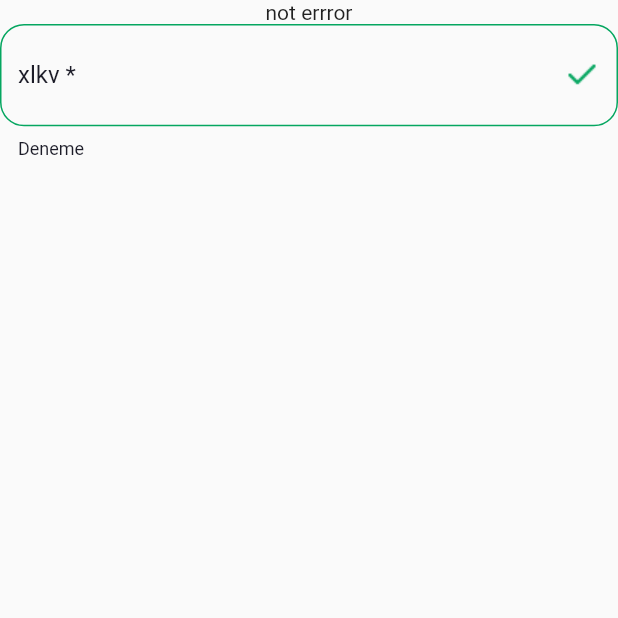
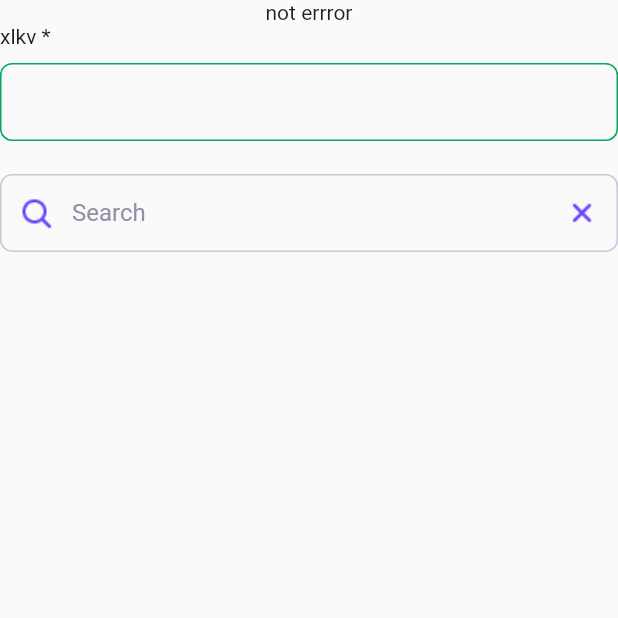
Before and after one commit to gurkanfikretgunak/template_team_app, a Flutter app: the screen it shows after launch, on a phone screen of 412 x 824 dp, the top half of it. Run offline on Flutter 3.47's test engine with Material 2 defaults, Android fonts, the phone set to English and light mode, and no system bars.

Commit message:
fix : search field

```diff
--- a/client/lib/app/views/splash/splash.view.dart
+++ b/client/lib/app/views/splash/splash.view.dart
@@ -1,4 +1,5 @@
 import 'package:client/app/views/splash/splash.widgets.dart';
+import 'package:client/app/widgets/inputs/search_field/custom_search_field.dart';
 import 'package:client/app/widgets/inputs/text_fields/custom_text_form_field.dart';
 import 'package:client/app/widgets/inputs/text_fields/widgets/help_text.dart';
 import 'package:client/app/widgets/inputs/text_fields/widgets/label_text.dart';
@@ -24,15 +25,17 @@ class SplashView extends BaseView with SplashWidgets {
         children: const [
           Text('not errror'),
           CustomTextFormField(
-            helpTextLabel: HelpText.on,
-            helpTextLabelValue: "Deneme",
+            // helpTextLabel: HelpText.on,
+            // helpTextLabelValue: "Deneme",
             labelTextValue: "xlkv",
             labelTextRequired: LabelText.required,
             focusedBorderColor: TextFormFieldColor.purple,
             enabledBorderColor: TextFormFieldColor.green,
-            suffixIcon: "assets/icons/check.png",
-            suffixIconColor: TextFormFieldColor.green,
+            // suffixIcon: "assets/icons/check.png",
+            // prefixIcon: "assets/icons/check.png",
+            // suffixIconColor: TextFormFieldColor.green,
           ),
+          CustomSearchField(),
         ],
       ),
       errorBody: const Text('errorrrr'),
--- /dev/null
+++ b/client/lib/app/widgets/custom_text.dart
@@ -0,0 +1,39 @@
+import 'package:flutter/material.dart';
+
+class CustomText extends StatelessWidget {
+  const CustomText(
+    this.text, {
+    super.key,
+    this.textAlign,
+    this.maxLines,
+    this.overflow,
+    this.color,
+    this.fontSize,
+    this.fontWeight,
+    this.wordSpacing,
+    this.underlineText,
+  });
+  final String text;
+  final TextAlign? textAlign;
+  final int? maxLines;
+  final TextOverflow? overflow;
+  final Color? color;
+  final double? fontSize;
+  final FontWeight? fontWeight;
+  final double? wordSpacing;
+  final TextDecoration? underlineText;
+  @override
+  Widget build(BuildContext context) {
+    return Text(text,
+        textAlign: textAlign,
+        maxLines: maxLines,
+        overflow: overflow,
+        style: TextStyle(
+          color: color ?? Theme.of(context).textSelectionTheme.cursorColor,
+          fontSize: fontSize,
+          fontWeight: fontWeight,
+          wordSpacing: wordSpacing,
+          decoration: underlineText,
+        ));
+  }
+}
--- a/client/lib/app/widgets/icons/custom_max_icons.dart
+++ b/client/lib/app/widgets/icons/custom_max_icons.dart
@@ -3,11 +3,11 @@ import 'package:flutter/material.dart';
 class CustomMaxIcon extends StatelessWidget {
   const CustomMaxIcon({
     Key? key,
-    this.imagePath,
+    required this.imagePath,
     this.iconColor,
   }) : super(key: key);
 
-  final String? imagePath;
+  final String imagePath;
   final Color? iconColor;
 
   @override
@@ -15,12 +15,10 @@ class CustomMaxIcon extends StatelessWidget {
     return SizedBox(
       width: 24,
       height: 24,
-      child: imagePath == null
-          ? const SizedBox()
-          : Image.asset(
-              imagePath!,
-              color: iconColor,
-            ),
+      child: Image.asset(
+        imagePath,
+        color: iconColor,
+      ),
     );
   }
 }
--- a/client/lib/app/widgets/inputs/search_field/custom_search_field.dart
+++ b/client/lib/app/widgets/inputs/search_field/custom_search_field.dart
@@ -1,5 +1,6 @@
+import 'package:client/app/widgets/icons/custom_max_icons.dart';
 import 'package:client/app/widgets/inputs/text_fields/custom_text_form_field.dart';
-import 'package:client/app/widgets/inputs/text_fields/widgets/help_text.dart';
+import 'package:client/core/constans/color_constants.dart';
 import 'package:flutter/material.dart';
 
 class CustomSearchField extends StatefulWidget {
@@ -12,15 +13,18 @@ class CustomSearchField extends StatefulWidget {
 class _CustomSearchFieldState extends State<CustomSearchField> {
   @override
   Widget build(BuildContext context) {
-    return const CustomTextFormField(
-      helpTextLabel: HelpText.on,
-      helpTextLabelValue: 'HelpText',
-      // prefixIcon: Icon(
-      //   Icons.search,
-      //   color: ColorConstant.instance.purple2,
-      // ),
-      hintText: "Search",
-      //   suffixIcon: const Icon(Icons.close),
-    );
+    return CustomTextFormField(
+        prefixIcon: CustomMaxIcon(
+          imagePath: "assets/icons/search.png",
+          iconColor: ColorConstant.instance.purple2,
+        ),
+        hintText: "Search",
+        suffixIcon: IconButton(
+          onPressed: () {},
+          icon: CustomMaxIcon(
+            imagePath: "assets/icons/close.png",
+            iconColor: ColorConstant.instance.purple2,
+          ),
+        ));
   }
 }
--- a/client/lib/app/widgets/inputs/text_fields/custom_text_form_field.dart
+++ b/client/lib/app/widgets/inputs/text_fields/custom_text_form_field.dart
@@ -1,8 +1,11 @@
-import 'package:client/app/widgets/icons/custom_max_icons.dart';
+import 'package:client/app/widgets/custom_text.dart';
 import 'package:client/app/widgets/inputs/text_fields/widgets/help_text.dart';
 import 'package:client/app/widgets/inputs/text_fields/widgets/input_text.dart';
 import 'package:client/app/widgets/inputs/text_fields/widgets/label_text.dart';
 import 'package:client/app/widgets/inputs/text_fields/widgets/textformfield_color.dart';
+import 'package:client/core/constans/color_constants.dart';
+import 'package:client/core/constans/shadow_effect_constants.dart';
+import 'package:client/core/extensions/common_extension.dart';
 import 'package:flutter/material.dart';
 
 class CustomTextFormField extends StatelessWidget {
@@ -29,8 +32,9 @@ class CustomTextFormField extends StatelessWidget {
     this.inputTextOpacity = InputText.highOpacity,
     this.enabledBorderColor = TextFormFieldColor.dark,
     this.focusedBorderColor = TextFormFieldColor.purple,
-    this.suffixIconColor = TextFormFieldColor.dark,
-    this.prefixIconColor = TextFormFieldColor.dark,
+    this.enableBorder,
+    this.enabledBorder,
+    this.focusedBorder,
   }) : super(key: key);
 
   final int? maxLines;
@@ -53,15 +57,27 @@ class CustomTextFormField extends StatelessWidget {
   final InputText? inputTextOpacity;
   final TextFormFieldColor? focusedBorderColor;
   final TextFormFieldColor? enabledBorderColor;
-  final String? suffixIcon;
-  final String? prefixIcon;
-  final TextFormFieldColor? suffixIconColor;
-  final TextFormFieldColor? prefixIconColor;
-
+  final Widget? suffixIcon;
+  final Widget? prefixIcon;
+  final InputBorder? enableBorder;
+  final InputBorder? enabledBorder;
+  final InputBorder? focusedBorder;
   @override
   Widget build(BuildContext context) {
-    return Column(
+    return Wrap(
+      runSpacing: 10,
+      crossAxisAlignment: WrapCrossAlignment.start,
       children: [
+        CustomText(
+          labelTextRequired == LabelText.required
+              ? LabelTextLabel.required(labelTextValue!)
+              : LabelTextLabel.notRequired(
+                  labelTextValue ?? "",
+                ),
+          color: labelTextOpacity == LabelText.highOpacity
+              ? LabelTextLabel.highOpacity()
+              : LabelTextLabel.lowOpacity(),
+        ),
         TextFormField(
           key: key,
           controller: controller,
@@ -76,6 +92,8 @@ class CustomTextFormField extends StatelessWidget {
           ),
           maxLength: maxLength,
           decoration: InputDecoration(
+            contentPadding: EdgeInsets.symmetric(
+                horizontal: context.normalValue, vertical: context.normalValue),
             helperText: helpTextLabel == HelpText.off
                 ? HelpTextLabel.off()
                 : HelpTextLabel.on(
@@ -86,30 +104,29 @@ class CustomTextFormField extends StatelessWidget {
                   ? HelpTextLabel.highOpacity()
                   : HelpTextLabel.lowOpacity(),
             ),
-            labelText: labelTextRequired == LabelText.required
-                ? LabelTextLabel.required(labelTextValue!)
-                : LabelTextLabel.notRequired(labelTextValue!),
-            labelStyle: TextStyle(
-              color: labelTextOpacity == LabelText.highOpacity
-                  ? LabelTextLabel.highOpacity()
-                  : LabelTextLabel.lowOpacity(),
-            ),
-            enabledBorder: border(
+            // labelText: labelTextRequired == LabelText.required
+            //     ? LabelTextLabel.required(labelTextValue!)
+            //     : LabelTextLabel.notRequired(labelTextValue ?? ""),
+            // labelStyle: TextStyle(
+            //   color: labelTextOpacity == LabelText.highOpacity
+            //       ? LabelTextLabel.highOpacity()
+            //       : LabelTextLabel.lowOpacity(),
+            // ),
+
+            hintText: hintText,
+            hintStyle: TextStyle(color: ColorConstant.instance.dark3),
+            enabledBorder: enabledBorder ??
+                border(
                   borderSideColor:
                       TextFormFieldColorLabel().color(enabledBorderColor),
                 ),
-            focusedBorder: border(
+            focusedBorder: focusedBorder ??
+                border(
                   borderSideColor:
                       TextFormFieldColorLabel().color(focusedBorderColor),
                 ),
-            suffixIcon: CustomMaxIcon(
-              imagePath: suffixIcon,
-              iconColor: TextFormFieldColorLabel().color(suffixIconColor),
-            ),
-            prefix: CustomMaxIcon(
-              imagePath: prefixIcon,
-              iconColor: TextFormFieldColorLabel().color(prefixIconColor),
-            ),
+            suffixIcon: suffixIcon,
+            prefixIcon: prefixIcon,
           ),
         ),
       ],
@@ -119,7 +136,7 @@ class CustomTextFormField extends StatelessWidget {
   OutlineInputBorder border({required Color borderSideColor}) {
     return OutlineInputBorder(
       borderRadius: const BorderRadius.all(
-        Radius.circular(16),
+        Radius.circular(8),
       ),
       borderSide: BorderSide(color: borderSideColor),
     );
--- a/client/lib/app/widgets/inputs/text_fields/widgets/help_text.dart
+++ b/client/lib/app/widgets/inputs/text_fields/widgets/help_text.dart
@@ -13,7 +13,7 @@ class HelpTextLabel {
   HelpTextLabel();
 
   static String on(String helpTextLabelValue) => helpTextLabelValue;
-  static String off() => 'Help Text Not Working';
+  static String off() => '';
   static Color lowOpacity() => ColorConstant.instance.light0;
   static Color highOpacity() => ColorConstant.instance.dark0;
 }
--- a/client/lib/app/widgets/inputs/text_fields/widgets/textformfield_color.dart
+++ b/client/lib/app/widgets/inputs/text_fields/widgets/textformfield_color.dart
@@ -17,7 +17,7 @@ class TextFormFieldColorLabel {
       case TextFormFieldColor.transparent:
         return ColorConstant.instance.transparent;
       case TextFormFieldColor.dark:
-        return ColorConstant.instance.dark0;
+        return ColorConstant.instance.dark4;
       case TextFormFieldColor.green:
         return ColorConstant.instance.green0;
       case TextFormFieldColor.red:
--- a/client/pubspec.yaml
+++ b/client/pubspec.yaml
@@ -62,7 +62,7 @@ flutter:
   # To add assets to your application, add an assets section, like this:
   assets:
     - assets/icons/
-    - images/a_dot_ham.jpeg
+    # - images/a_dot_ham.jpeg
 
   # An image asset can refer to one or more resolution-specific "variants", see
   # https://flutter.dev/assets-and-images/#resolution-aware
```
Lines whose indentation alone changed are shown as unchanged.
